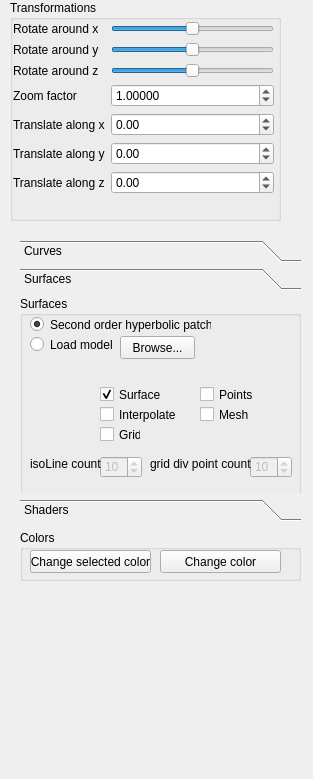
The window that QtFramework/GUI/SideWidget.ui (Lasoloz/cagd-assignments) describes before a commit, drawn with Qt 5.
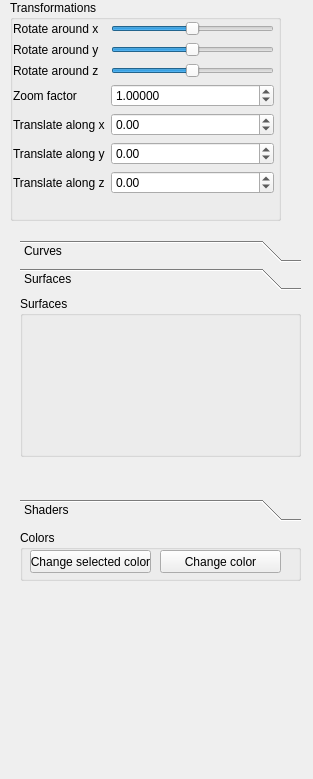
The same window after the commit. The open tabs and pages were chosen to show the change.

Patch:
```diff
--- a/QtFramework/GUI/SideWidget.ui
+++ b/QtFramework/GUI/SideWidget.ui
@@ -43,7 +43,7 @@
       <x>3</x>
       <y>21</y>
       <width>261</width>
-      <height>191</height>
+      <height>193</height>
      </rect>
     </property>
     <layout class="QFormLayout" name="formLayout">
@@ -390,7 +390,7 @@
       <x>0</x>
       <y>0</y>
       <width>281</width>
-      <height>200</height>
+      <height>188</height>
      </rect>
     </property>
     <attribute name="label">
@@ -402,186 +402,12 @@
        <x>0</x>
        <y>0</y>
        <width>281</width>
-       <height>201</height>
+       <height>161</height>
       </rect>
      </property>
      <property name="title">
       <string>Surfaces</string>
      </property>
-     <widget class="QRadioButton" name="loadOFFRButton">
-      <property name="geometry">
-       <rect>
-        <x>10</x>
-        <y>40</y>
-        <width>82</width>
-        <height>17</height>
-       </rect>
-      </property>
-      <property name="text">
-       <string>Load modell</string>
-      </property>
-     </widget>
-     <widget class="QCheckBox" name="grid">
-      <property name="geometry">
-       <rect>
-        <x>80</x>
-        <y>130</y>
-        <width>41</width>
-        <height>17</height>
-       </rect>
-      </property>
-      <property name="text">
-       <string>Grid</string>
-      </property>
-     </widget>
-     <widget class="QCheckBox" name="surface">
-      <property name="geometry">
-       <rect>
-        <x>80</x>
-        <y>90</y>
-        <width>81</width>
-        <height>17</height>
-       </rect>
-      </property>
-      <property name="text">
-       <string>Surface</string>
-      </property>
-      <property name="checked">
-       <bool>true</bool>
-      </property>
-     </widget>
-     <widget class="QPushButton" name="loadButton">
-      <property name="geometry">
-       <rect>
-        <x>100</x>
-        <y>40</y>
-        <width>75</width>
-        <height>23</height>
-       </rect>
-      </property>
-      <property name="text">
-       <string>Browse...</string>
-      </property>
-     </widget>
-     <widget class="QRadioButton" name="hyperbolicRButton">
-      <property name="geometry">
-       <rect>
-        <x>10</x>
-        <y>20</y>
-        <width>181</width>
-        <height>17</height>
-       </rect>
-      </property>
-      <property name="text">
-       <string>Second order hyperbolic patch</string>
-      </property>
-      <property name="checked">
-       <bool>true</bool>
-      </property>
-     </widget>
-     <widget class="QCheckBox" name="mesh">
-      <property name="geometry">
-       <rect>
-        <x>180</x>
-        <y>110</y>
-        <width>70</width>
-        <height>17</height>
-       </rect>
-      </property>
-      <property name="text">
-       <string>Mesh</string>
-      </property>
-     </widget>
-     <widget class="QCheckBox" name="points">
-      <property name="geometry">
-       <rect>
-        <x>180</x>
-        <y>90</y>
-        <width>70</width>
-        <height>17</height>
-       </rect>
-      </property>
-      <property name="text">
-       <string>Points</string>
-      </property>
-     </widget>
-     <widget class="QCheckBox" name="interpolate">
-      <property name="geometry">
-       <rect>
-        <x>80</x>
-        <y>110</y>
-        <width>81</width>
-        <height>17</height>
-       </rect>
-      </property>
-      <property name="text">
-       <string>Interpolate</string>
-      </property>
-     </widget>
-     <widget class="QSpinBox" name="isoLineCountspinBox">
-      <property name="enabled">
-       <bool>false</bool>
-      </property>
-      <property name="geometry">
-       <rect>
-        <x>80</x>
-        <y>160</y>
-        <width>42</width>
-        <height>22</height>
-       </rect>
-      </property>
-      <property name="minimum">
-       <number>2</number>
-      </property>
-      <property name="value">
-       <number>10</number>
-      </property>
-     </widget>
-     <widget class="QSpinBox" name="gridDivPointCountSpinBox">
-      <property name="enabled">
-       <bool>false</bool>
-      </property>
-      <property name="geometry">
-       <rect>
-        <x>230</x>
-        <y>160</y>
-        <width>42</width>
-        <height>22</height>
-       </rect>
-      </property>
-      <property name="minimum">
-       <number>2</number>
-      </property>
-      <property name="value">
-       <number>10</number>
-      </property>
-     </widget>
-     <widget class="QLabel" name="isoLineCountLabel">
-      <property name="geometry">
-       <rect>
-        <x>10</x>
-        <y>160</y>
-        <width>71</width>
-        <height>16</height>
-       </rect>
-      </property>
-      <property name="text">
-       <string>isoLine count</string>
-      </property>
-     </widget>
-     <widget class="QLabel" name="gridDivPointCount">
-      <property name="geometry">
-       <rect>
-        <x>130</x>
-        <y>160</y>
-        <width>101</width>
-        <height>16</height>
-       </rect>
-      </property>
-      <property name="text">
-       <string>grid div point count</string>
-      </property>
-     </widget>
     </widget>
    </widget>
    <widget class="QWidget" name="shadersPage">
```
Left out of the diff: 57 changed lines with no effect on the pictures.
